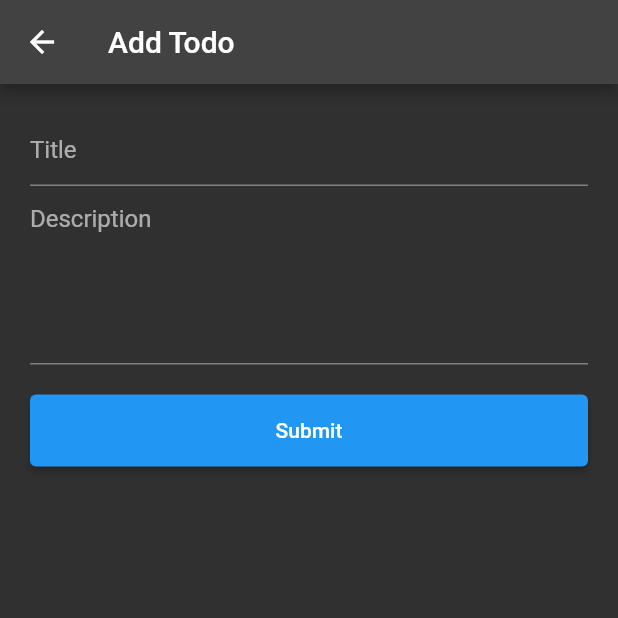
After one commit to fauzyp/UAS_mobile, a Flutter app: the screen it shows after launch, item 3 of the bottom bar chosen, after a tap on "Add Movie", on a phone screen of 412 x 824 dp, the top half of it. The commit adds this screen. Run offline on Flutter 3.47's test engine with Material 2 defaults, Android fonts, the phone set to English and light mode, and no system bars; our stand-ins replace bottom_navy_bar; network calls fail.

Commit message:
[INIT]UPDATE_FINALUAS

```diff
--- a/lib/main.dart
+++ b/lib/main.dart
@@ -10,8 +10,10 @@ class App extends StatelessWidget {
 
   @override
   Widget build(BuildContext context) {
-    return const MaterialApp(
-      home: MainPage(),
+    return MaterialApp(
+      debugShowCheckedModeBanner: false,
+      theme: ThemeData.dark(),
+      home: const MainPage(),
     );
   }
 }
--- /dev/null
+++ b/lib/pages/add_page.dart
@@ -0,0 +1,142 @@
+import 'dart:convert';
+import 'package:flutter/material.dart';
+import 'package:http/http.dart' as http;
+
+class AddTodoPage extends StatefulWidget {
+  final Map? todo;
+  const AddTodoPage({
+    super.key,
+    this.todo,
+  });
+
+  @override
+  State<AddTodoPage> createState() => _AddTodoPageState();
+}
+
+class _AddTodoPageState extends State<AddTodoPage> {
+  TextEditingController titleControler = TextEditingController();
+  TextEditingController descriptionControler = TextEditingController();
+  bool isEdit = false;
+
+  @override
+  void initState() {
+    super.initState();
+    final todo = widget.todo;
+    if (todo != null) {
+      isEdit = true;
+      final title = todo['title'];
+      final description = todo['description'];
+      titleControler.text = title;
+      descriptionControler.text = description;
+    }
+  }
+
+  @override
+  Widget build(BuildContext context) {
+    return Scaffold(
+      appBar: AppBar(
+        title: Text(
+          isEdit ? 'Edit Movie List' : 'Add Todo',
+        ),
+      ),
+      body: ListView(
+        padding: const EdgeInsets.all(20),
+        children: [
+          TextField(
+            controller: titleControler,
+            decoration: const InputDecoration(hintText: 'Title'),
+          ),
+          TextField(
+            controller: descriptionControler,
+            decoration: const InputDecoration(hintText: 'Description'),
+            keyboardType: TextInputType.multiline,
+            minLines: 5,
+            maxLines: 8,
+          ),
+          const SizedBox(height: 20),
+          ElevatedButton(
+            onPressed: isEdit ? updateData : submitData,
+            child: Padding(
+              padding: const EdgeInsets.all(16.0),
+              child: Text(
+                isEdit ? 'Update' : 'Submit',
+              ),
+            ),
+          )
+        ],
+      ),
+    );
+  }
+
+  Future<void> updateData() async {
+    //ambil data dari form
+    final todo = widget.todo;
+    if (todo == null){
+      // ignore: avoid_print
+      print('You cant call updated without todo data');
+      return;
+    }
+    final id = todo['_id'];
+    final title = titleControler.text;
+    final description = descriptionControler.text;
+    final body = {
+      "title": title,
+      "description": description,
+      "is_completed": false,
+    };
+    //submit update edit data ke server
+    final url = 'https://api.nstack.in/v1/todos/$id';
+    final uri = Uri.parse(url);
+    final response = await http.put(uri,
+        body: jsonEncode(body), headers: {'Content-Type': 'application/json'});
+
+        //status
+    if (response.statusCode == 200) {
+      showSuccessMessage('Update Success');
+    } else {
+      showErrorMessage('Update Failed');
+    }
+  }
+
+  Future<void> submitData() async {
+    //ambil data dari form
+    final title = titleControler.text;
+    final description = descriptionControler.text;
+    final body = {
+      "title": title,
+      "description": description,
+      "is_completed": true
+    };
+
+    //submit data ke server
+    const url = 'https://api.nstack.in/v1/todos';
+    final uri = Uri.parse(url);
+    final response = await http.post(uri,
+        body: jsonEncode(body), headers: {'Content-Type': 'application/json'});
+
+    //status
+    if (response.statusCode == 201) {
+      titleControler.text = '';
+      descriptionControler.text = '';
+      showSuccessMessage('Success');
+    } else {
+      showErrorMessage('Creation Failed');
+    }
+  }
+
+  void showSuccessMessage(String message) {
+    final snackBar = SnackBar(content: Text(message));
+    ScaffoldMessenger.of(context).showSnackBar(snackBar);
+  }
+
+  void showErrorMessage(String message) {
+    final snackBar = SnackBar(
+      content: Text(
+        message,
+        style: const TextStyle(color: Colors.white),
+      ),
+      backgroundColor: Colors.red,
+    );
+    ScaffoldMessenger.of(context).showSnackBar(snackBar);
+  }
+}
--- a/lib/pages/main_page.dart
+++ b/lib/pages/main_page.dart
@@ -3,7 +3,7 @@ import 'package:flutter/material.dart';
 import 'package:uts/pages/account_page.dart';
 import 'package:uts/pages/counter_page.dart';
 import 'package:uts/pages/messages_page.dart';
-import 'package:uts/pages/movielist_pages.dart';
+import 'package:uts/pages/todo_list.dart';
 import 'package:uts/pages/home_page.dart';
 
 
@@ -34,7 +34,7 @@ class _MainPageState extends State<MainPage> {
           children: const [
             HomePage(),
             CounterPage(),
-            MovieListScreen(),
+            TodoListPage(),
             MessagePage(),
             AccountPage(),
           ],
--- /dev/null
+++ b/lib/pages/todo_list.dart
@@ -0,0 +1,147 @@
+import 'dart:convert';
+import 'package:flutter/material.dart';
+import 'package:uts/pages/add_page.dart';
+import 'package:http/http.dart' as http;
+
+class TodoListPage extends StatefulWidget {
+  const TodoListPage({super.key});
+
+  @override
+  State<TodoListPage> createState() => _TodoListPageState();
+}
+
+class _TodoListPageState extends State<TodoListPage> {
+  bool isLoading = true;
+  List items = [];
+
+  @override
+  void initState() {
+    super.initState();
+    fetchTodo();
+  }
+
+  @override
+  Widget build(BuildContext context) {
+    return Scaffold(
+      appBar: AppBar(
+        // ignore: prefer_const_constructors
+        title: Text('Movie List'),
+      ),
+      body: Visibility(
+        visible: isLoading,
+        replacement: RefreshIndicator(
+          onRefresh: fetchTodo,
+          child: ListView.builder(
+            itemCount: items.length,
+            itemBuilder: (context, index) {
+              final item = items[index] as Map;
+              final id = item['_id'] as String;
+              return ListTile(
+                leading: CircleAvatar(child: Text('${index +1}')),
+                title: Text(item['title']),
+                subtitle: Text(item['description']),
+                trailing: PopupMenuButton(
+                  onSelected: (value) {
+                    if (value == 'edit') {
+                      //open edit
+                      navigateToEditPage(item);
+                    } else if (value == 'delete') {
+                      //delete and remove
+                      deleteById(id);
+                    }
+                  },
+                  itemBuilder: (context) {
+                    return [
+                      const PopupMenuItem(
+                        value: 'edit',
+                        child: Text('Edit'),
+                      ),
+                      const PopupMenuItem(
+                        value: 'delete',
+                        child: Text('Delete'),
+                      ),
+                    ];
+                  },
+                ),
+              );
+            },
+          ),
+        ),
+        child: const Center(
+          child: CircularProgressIndicator(),
+        ),
+      ),
+      floatingActionButton: FloatingActionButton.extended(
+        onPressed: navigateToAddPage,
+        label: const Text('Add Movie'),
+      ),
+    );
+  }
+
+  Future<void> navigateToEditPage(Map item) async {
+    final route = MaterialPageRoute(
+      builder: (context) => AddTodoPage(todo: item),
+    );
+    await Navigator.push(context, route);
+    setState(() {
+      isLoading = true;
+    });
+    fetchTodo();
+  }
+
+  Future<void> navigateToAddPage() async {
+    final route = MaterialPageRoute(
+      builder: (context) => const AddTodoPage(),
+    );
+    await Navigator.push(context, route);
+    setState(() {
+      isLoading = true;
+    });
+    fetchTodo();
+  }
+
+  Future<void> deleteById(String id) async {
+    //delete item
+    final url = 'https://api.nstack.in/v1/todos/$id';
+    final uri = Uri.parse(url);
+    final response = await http.delete(uri);
+    if (response.statusCode == 200) {
+      final filtered = items.where((element) => element['_id'] != id).toList();
+      setState(() {
+        items = filtered;
+      });
+    } else {
+      showErrorMessage('Deletion Failed');
+    }
+  }
+
+  Future<void> fetchTodo() async {
+    setState(() {
+      isLoading = true;
+    });
+    const url = 'https://api.nstack.in/v1/todos?page=1&limit=10';
+    final uri = Uri.parse(url);
+    final response = await http.get(uri);
+    if (response.statusCode == 200) {
+      final json = jsonDecode(response.body) as Map;
+      final result = json['items'] as List;
+      setState(() {
+        items = result;
+      });
+    }
+    setState(() {
+      isLoading = false;
+    });
+  }
+
+  void showErrorMessage(String message) {
+    final snackBar = SnackBar(
+      content: Text(
+        message,
+        style: const TextStyle(color: Colors.white),
+      ),
+      backgroundColor: Colors.red,
+    );
+    ScaffoldMessenger.of(context).showSnackBar(snackBar);
+  }
+}
```
Also changed, not shown: lib/pages/movielist_pages.dart (deleted, +0 -58 lines), 1 other file.
